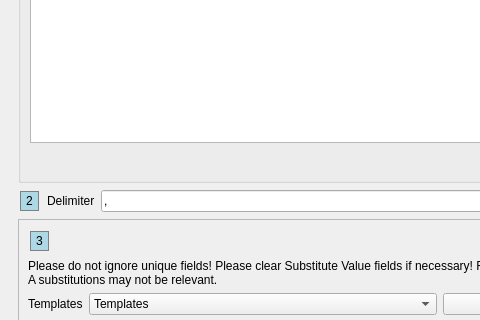
Qt form UI/biblioteq_import.ui (textbrowser/biblioteq) before a commit; both pictures show x 0 to 480 and y 127 to 447 of the 800 by 700 pixel window.
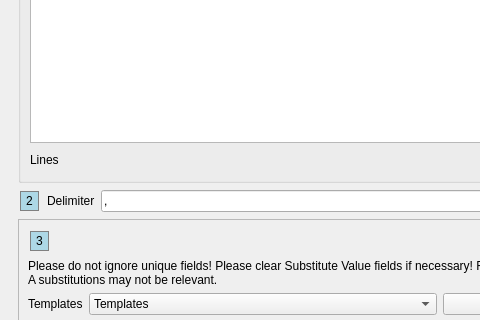
The same form after that commit. Icons and pictures are not drawn.

Diff of the .ui file:
```diff
--- a/UI/biblioteq_import.ui
+++ b/UI/biblioteq_import.ui
@@ -108,6 +108,13 @@
           </item>
           <item>
            <layout class="QHBoxLayout" name="horizontalLayout_7">
+            <item>
+             <widget class="QLabel" name="lines">
+              <property name="text">
+               <string>Lines</string>
+              </property>
+             </widget>
+            </item>
             <item>
              <spacer name="horizontalSpacer_3">
               <property name="orientation">
```
